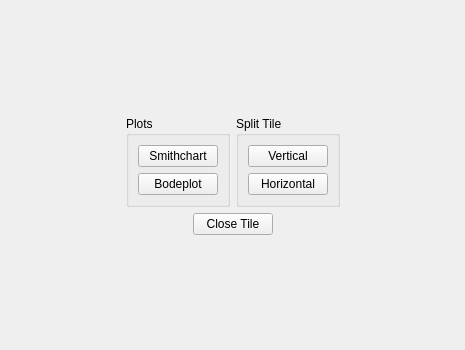
This is Software/PC_Application/CustomWidgets/tilewidget.ui in jankae/LibreVNA as Qt 5 draws it before an edit. The edited form follows.
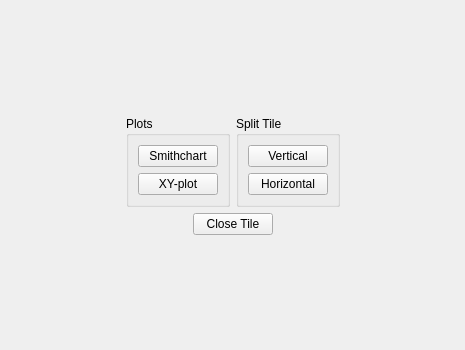
This is the edited form. Icons and pictures are not drawn.

Diff of the .ui file:
```diff
--- a/Software/PC_Application/CustomWidgets/tilewidget.ui
+++ b/Software/PC_Application/CustomWidgets/tilewidget.ui
@@ -81,7 +81,7 @@
                 <item>
                  <widget class="QPushButton" name="bBodeplot">
                   <property name="text">
-                   <string>Bodeplot</string>
+                   <string>XY-plot</string>
                   </property>
                  </widget>
                 </item>
```
